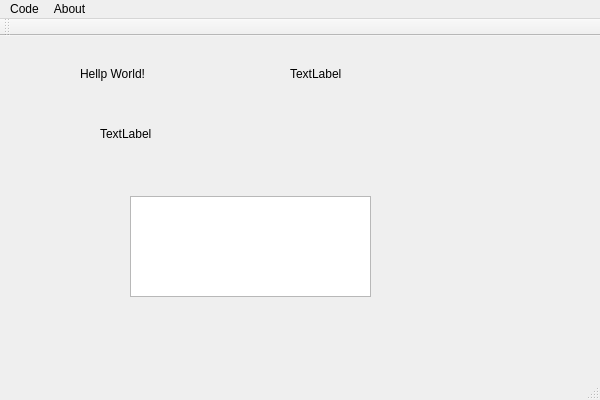
Before: the Qt Designer form code/QtTest1/QtTest1/QtTest1.ui in NeeeeeeaL/Qt_Projects, drawn with Qt 5.
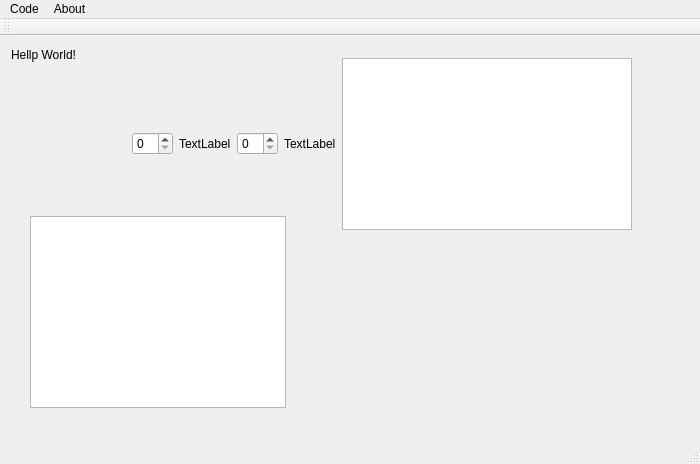
After: the same form once the commit is applied.

Commit message: 槽函数尝试

Diff of the .ui file:
```diff
--- a/code/QtTest1/QtTest1/QtTest1.ui
+++ b/code/QtTest1/QtTest1/QtTest1.ui
@@ -6,8 +6,8 @@
    <rect>
     <x>0</x>
     <y>0</y>
-    <width>600</width>
-    <height>400</height>
+    <width>700</width>
+    <height>464</height>
    </rect>
   </property>
   <property name="windowTitle">
@@ -17,9 +17,9 @@
    <widget class="QLabel" name="label_1">
     <property name="geometry">
      <rect>
-      <x>80</x>
-      <y>30</y>
-      <width>121</width>
+      <x>11</x>
+      <y>11</y>
+      <width>96</width>
       <height>16</height>
      </rect>
     </property>
@@ -27,41 +27,72 @@
      <string>Hellp World!</string>
     </property>
    </widget>
-   <widget class="QLabel" name="label_2">
-    <property name="geometry">
-     <rect>
-      <x>100</x>
-      <y>90</y>
-      <width>72</width>
-      <height>15</height>
-     </rect>
-    </property>
-    <property name="text">
-     <string>TextLabel</string>
-    </property>
-   </widget>
    <widget class="QTextEdit" name="textEdit">
     <property name="geometry">
      <rect>
-      <x>130</x>
-      <y>160</y>
-      <width>241</width>
-      <height>101</height>
+      <x>30</x>
+      <y>180</y>
+      <width>256</width>
+      <height>192</height>
      </rect>
     </property>
+    <property name="sizePolicy">
+     <sizepolicy hsizetype="Preferred" vsizetype="Preferred">
+      <horstretch>0</horstretch>
+      <verstretch>0</verstretch>
+     </sizepolicy>
+    </property>
+    <property name="minimumSize">
+     <size>
+      <width>240</width>
+      <height>100</height>
+     </size>
+    </property>
+    <property name="maximumSize">
+     <size>
+      <width>2400</width>
+      <height>1000</height>
+     </size>
+    </property>
    </widget>
-   <widget class="QLabel" name="label_3">
+   <widget class="QWidget" name="">
     <property name="geometry">
      <rect>
-      <x>290</x>
-      <y>30</y>
-      <width>111</width>
-      <height>16</height>
+      <x>121</x>
+      <y>11</y>
+      <width>522</width>
+      <height>194</height>
      </rect>
     </property>
-    <property name="text">
-     <string>TextLabel</string>
-    </property>
+    <layout class="QHBoxLayout" name="horizontalLayout">
+     <item>
+      <widget class="QSpinBox" name="inPut1"/>
+     </item>
+     <item>
+      <widget class="QLabel" name="label_2">
+       <property name="text">
+        <string>TextLabel</string>
+       </property>
+      </widget>
+     </item>
+     <item>
+      <widget class="QSpinBox" name="inPut2"/>
+     </item>
+     <item>
+      <widget class="QLabel" name="label_3">
+       <property name="text">
+        <string>TextLabel</string>
+       </property>
+      </widget>
+     </item>
+     <item>
+      <widget class="QTextBrowser" name="spinResult">
+       <property name="enabled">
+        <bool>true</bool>
+       </property>
+      </widget>
+     </item>
+    </layout>
    </widget>
   </widget>
   <widget class="QMenuBar" name="menuBar">
@@ -69,7 +100,7 @@
     <rect>
      <x>0</x>
      <y>0</y>
-     <width>600</width>
+     <width>700</width>
      <height>26</height>
     </rect>
    </property>
```
Left out of the diff: 39 changed lines with no effect on the pictures. The commit also changes 2 other files.
